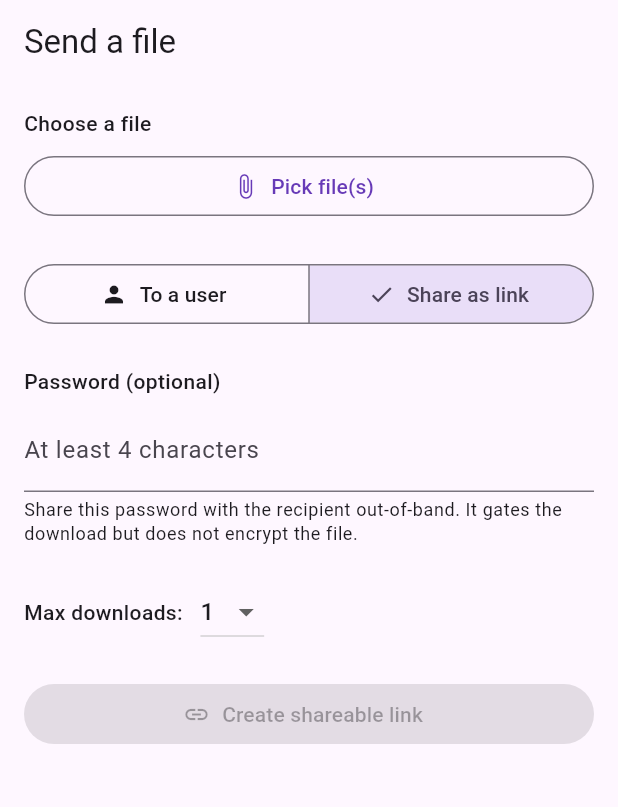
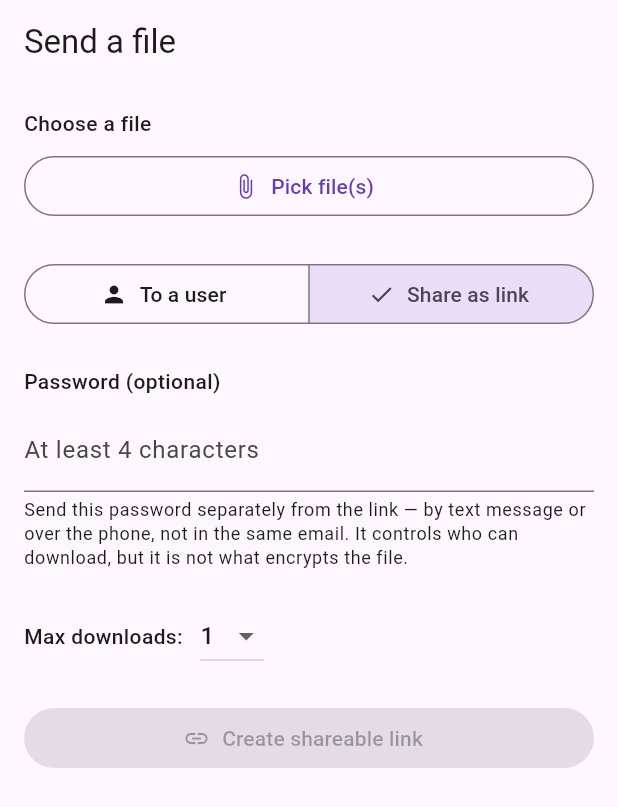
Before and after one commit to zihne/nduzem, a Flutter app: the SendScreen screen opened by its route, after a tap on "Share as link", on a phone screen of 412 x 824 dp. Shown: the top 807 px of the screen. Run offline on Flutter 3.47's test engine with Material 3 defaults, Android fonts, the light colour scheme and no system bars; our stand-ins replace file_picker, flutter_riverpod, flutter_secure_storage, go_router, in_app_purchase, qr_flutter and 2 more; missing offline and left inert: android_intent_plus, dart:js_interop, in_app_purchase_android, sodium_libs; accounts and stored records are empty; network calls fail.

Commit message:
Use plain language for password sharing

```diff
--- a/client/lib/features/home/fingerprint_qr_sheet.dart
+++ b/client/lib/features/home/fingerprint_qr_sheet.dart
@@ -64,10 +64,10 @@ class FingerprintQrSheet extends StatelessWidget {
             ),
             const SizedBox(height: 16),
             const Text(
-              'Ask the other person to scan this from their device, or '
-              'to read the digits back to you over an out-of-band '
-              'channel (voice call, in person). If both sides see the '
-              'same digits, the keys are the ones you exchanged.',
+              'Ask the other person to scan this from their device. Or '
+              'phone them, or ask them in person, and read the digits to '
+              'each other. If you both see the same digits, you are '
+              'connected to the right person.',
               style: TextStyle(fontStyle: FontStyle.italic),
             ),
             const SizedBox(height: 16),
--- a/client/lib/features/home/home_screen.dart
+++ b/client/lib/features/home/home_screen.dart
@@ -411,8 +411,9 @@ class _FingerprintCard extends StatelessWidget {
               ),
               const SizedBox(height: 8),
               const Text(
-                'Share this out-of-band with the people you transfer with. '
-                'If it changes, someone may be intercepting your keys.',
+                'Read these digits out to the people you send files to — '
+                'over the phone or in person, not by email. If your digits '
+                'ever change and you did not change them, stop and ask us.',
                 style: TextStyle(fontStyle: FontStyle.italic),
               ),
               const SizedBox(height: 12),
--- a/client/lib/features/transfers/link_receive_screen.dart
+++ b/client/lib/features/transfers/link_receive_screen.dart
@@ -533,8 +533,8 @@ class _LinkReceiveScreenState extends ConsumerState<LinkReceiveScreen> {
           obscureText: true,
           decoration: InputDecoration(
             labelText: 'Link password',
-            helperText: 'The sender shared this password out-of-band '
-                '(not in the link itself).',
+            helperText: 'The person who sent the link should have given '
+                'you this password separately.',
             errorText: _passwordRejected ? 'Password incorrect.' : null,
           ),
         ),
--- a/client/lib/features/transfers/send_screen.dart
+++ b/client/lib/features/transfers/send_screen.dart
@@ -747,8 +747,10 @@ class _SendScreenState extends ConsumerState<SendScreen> {
               ),
               const SizedBox(height: 4),
               Text(
-                'Share this password with the recipient out-of-band. '
-                'It gates the download but does not encrypt the file.',
+                'Send this password separately from the link — by text '
+                'message or over the phone, not in the same email. It '
+                'controls who can download, but it is not what encrypts '
+                'the file.',
                 style: Theme.of(context).textTheme.bodySmall,
               ),
               const SizedBox(height: 20),
@@ -964,8 +966,9 @@ class _LinkCreatedDialog extends StatelessWidget {
             ),
             const SizedBox(height: 12),
             Text(
-              'Anyone with this link can decrypt the file. Share it '
-              "out-of-band; don't post it publicly.",
+              'Anyone who has this link can open the file. Send it '
+              'straight to the person you mean to — never post it '
+              'anywhere public.',
               style: Theme.of(context).textTheme.bodySmall,
             ),
           ],
@@ -1122,9 +1125,10 @@ class _FingerprintBanner extends StatelessWidget {
         borderRadius: BorderRadius.circular(8),
       ),
       child: Text(
-        "You haven't verified this contact yet. For stronger safety, ask "
-        'them to read their fingerprint to you out-of-band before you '
-        'send anything sensitive. Otherwise send at your own risk.',
+        "You haven't checked who this is yet. Before you send anything "
+        'sensitive, phone them or ask them in person to read out their '
+        'digits, and make sure they match. Sending without checking is '
+        'up to you.',
         style: TextStyle(color: scheme.onSurfaceVariant),
       ),
     );
```
